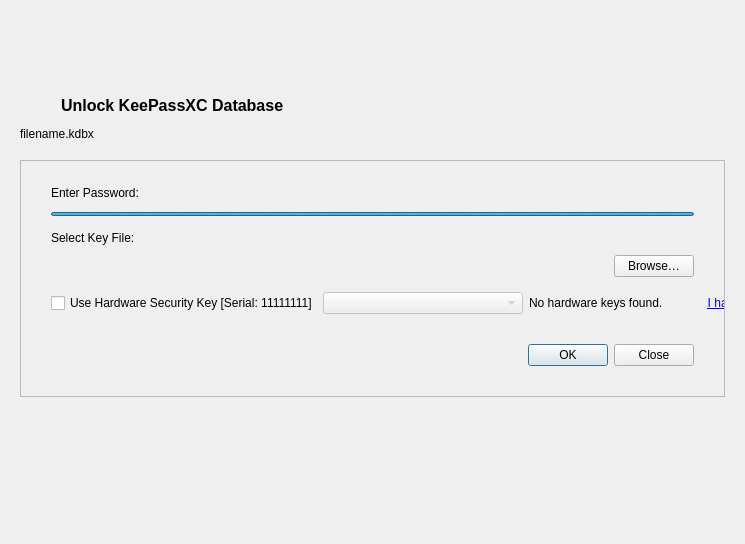
The window that src/gui/DatabaseOpenWidget.ui (keepassxreboot/keepassxc) describes before a commit, drawn with Qt 5.
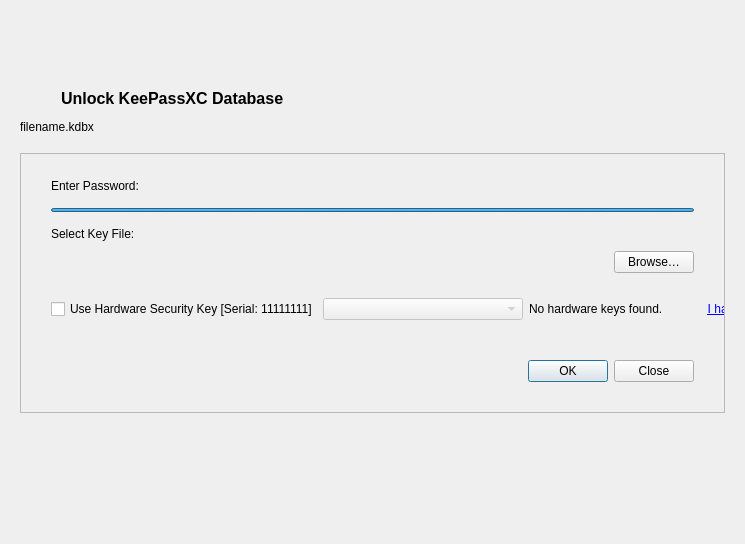
The same window after the commit. Custom widgets are drawn as their Qt base class.

Commit message: fix(gui): データベースロック解除画面とパスワード入力欄の縮小時のレイアウト潰れを修正

Diff of the .ui file:
```diff
--- a/src/gui/DatabaseOpenWidget.ui
+++ b/src/gui/DatabaseOpenWidget.ui
@@ -135,7 +135,7 @@
           <property name="minimumSize">
            <size>
             <width>650</width>
-            <height>0</height>
+            <height>260</height>
            </size>
           </property>
           <property name="frameShape">
```
The commit also changes 1 other file.
